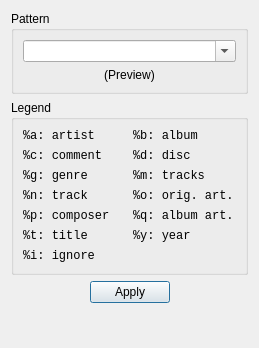
Qt form ui/parserwidget.ui (sjuvonen/coquillo) before a commit.
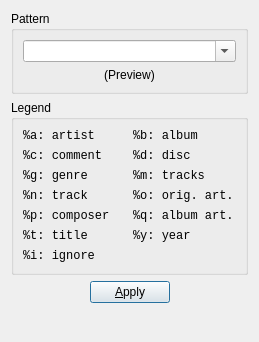
The same form after that commit.

What changed in the file:
```diff
--- a/ui/parserwidget.ui
+++ b/ui/parserwidget.ui
@@ -7,7 +7,7 @@
     <x>0</x>
     <y>0</y>
     <width>258</width>
-    <height>348</height>
+    <height>342</height>
    </rect>
   </property>
   <property name="windowTitle">
@@ -304,7 +304,7 @@
      <item>
       <widget class="QPushButton" name="apply">
        <property name="text">
-        <string>Apply</string>
+        <string>&amp;Apply</string>
        </property>
        <property name="autoDefault">
         <bool>true</bool>
```
